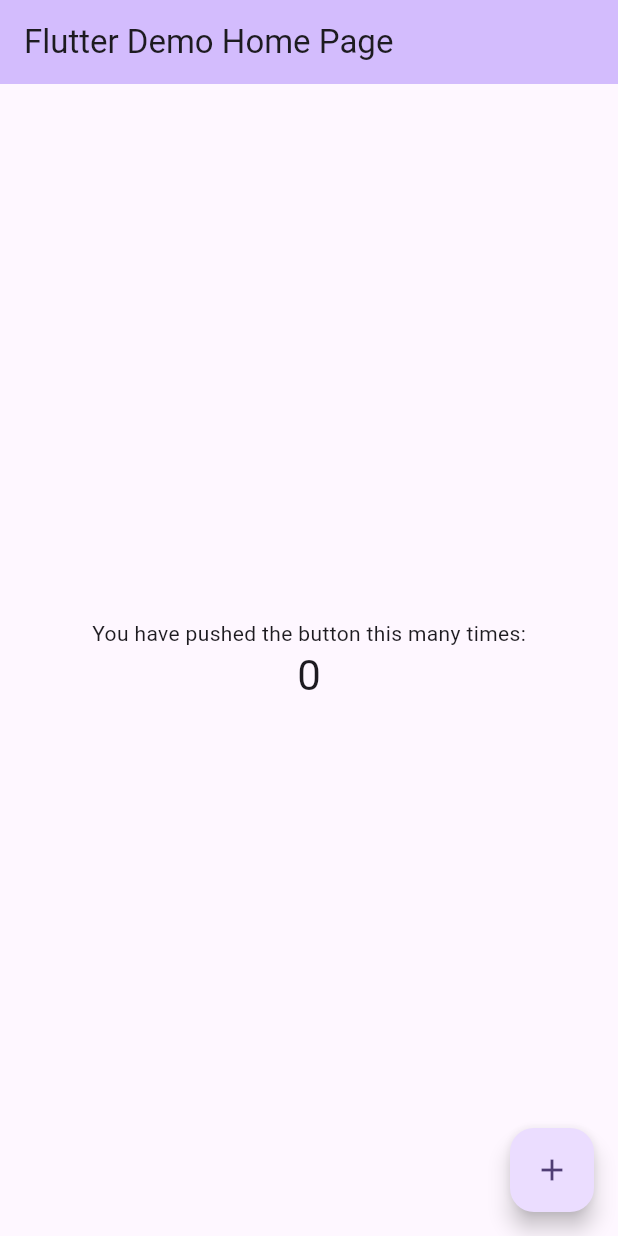
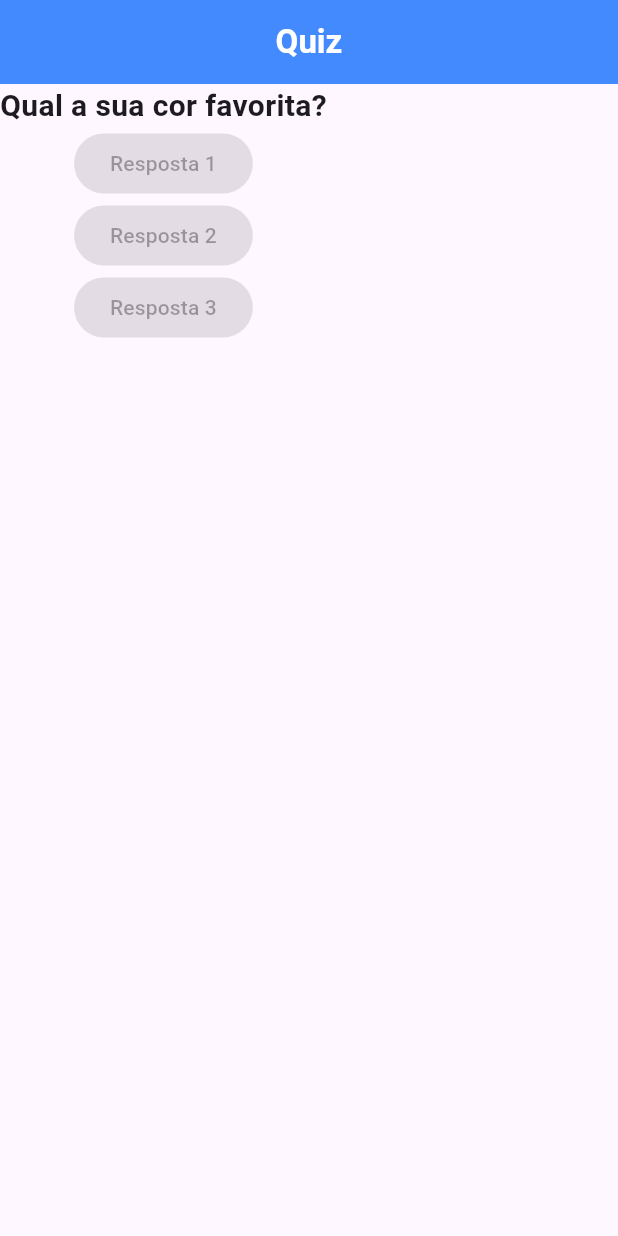
Before and after one commit to mateusalmeiida/quiz-flutter, a Flutter app: the screen it shows after launch, on a phone screen of 412 x 824 dp. Run offline on Flutter 3.47's test engine with Material 3 defaults, Android fonts, the phone set to English and light mode, and no system bars.

Commit message:
feat: adicionar barra de App e corpo inicial com pergunta e botões de resposta

```diff
--- a/lib/main.dart
+++ b/lib/main.dart
@@ -1,125 +1,45 @@
 import 'package:flutter/material.dart';
 
-void main() {
-  runApp(const MyApp());
+void main(){
+  runApp(PerguntaApp());
 }
 
-class MyApp extends StatelessWidget {
-  const MyApp({super.key});
+class PerguntaApp extends StatelessWidget {
+  const PerguntaApp({super.key});
 
-  // This widget is the root of your application.
   @override
-  Widget build(BuildContext context) {
+  Widget build(BuildContext context){
+    final List<String> perguntas = [
+      'Qual a sua cor favorita?',
+      'Qual o seu animal favorito',
+    ];
+
     return MaterialApp(
-      title: 'Flutter Demo',
-      theme: ThemeData(
-        // This is the theme of your application.
-        //
-        // TRY THIS: Try running your application with "flutter run". You'll see
-        // the application has a purple toolbar. Then, without quitting the app,
-        // try changing the seedColor in the colorScheme below to Colors.green
-        // and then invoke "hot reload" (save your changes or press the "hot
-        // reload" button in a Flutter-supported IDE, or press "r" if you used
-        // the command line to start the app).
-        //
-        // Notice that the counter didn't reset back to zero; the application
-        // state is not lost during the reload. To reset the state, use hot
-        // restart instead.
-        //
-        // This works for code too, not just values: Most code changes can be
-        // tested with just a hot reload.
-        colorScheme: ColorScheme.fromSeed(seedColor: Colors.deepPurple),
-        useMaterial3: true,
+      home: Scaffold(
+        appBar: AppBar(
+          centerTitle: true,
+          titleTextStyle: TextStyle(color: Colors.white, fontSize: 22, fontWeight: FontWeight.bold),
+          title: Text('Quiz',),
+          backgroundColor: Colors.blueAccent,
+        ),
+        body: Column(
+          children: [
+            Text(perguntas[0], style: TextStyle(fontSize: 20, fontWeight: FontWeight.bold)),
+            ElevatedButton(
+              onPressed: null,
+              child: Text('Resposta 1'),
+            ),
+            ElevatedButton(
+              onPressed: null,
+              child: Text('Resposta 2'),
+            ),
+            ElevatedButton(
+              onPressed: null,
+              child: Text('Resposta 3'),
+            ),
+          ],
+        )
       ),
-      home: const MyHomePage(title: 'Flutter Demo Home Page'),
     );
   }
 }
-
-class MyHomePage extends StatefulWidget {
-  const MyHomePage({super.key, required this.title});
-
-  // This widget is the home page of your application. It is stateful, meaning
-  // that it has a State object (defined below) that contains fields that affect
-  // how it looks.
-
-  // This class is the configuration for the state. It holds the values (in this
-  // case the title) provided by the parent (in this case the App widget) and
-  // used by the build method of the State. Fields in a Widget subclass are
-  // always marked "final".
-
-  final String title;
-
-  @override
-  State<MyHomePage> createState() => _MyHomePageState();
-}
-
-class _MyHomePageState extends State<MyHomePage> {
-  int _counter = 0;
-
-  void _incrementCounter() {
-    setState(() {
-      // This call to setState tells the Flutter framework that something has
-      // changed in this State, which causes it to rerun the build method below
-      // so that the display can reflect the updated values. If we changed
-      // _counter without calling setState(), then the build method would not be
-      // called again, and so nothing would appear to happen.
-      _counter++;
-    });
-  }
-
-  @override
-  Widget build(BuildContext context) {
-    // This method is rerun every time setState is called, for instance as done
-    // by the _incrementCounter method above.
-    //
-    // The Flutter framework has been optimized to make rerunning build methods
-    // fast, so that you can just rebuild anything that needs updating rather
-    // than having to individually change instances of widgets.
-    return Scaffold(
-      appBar: AppBar(
-        // TRY THIS: Try changing the color here to a specific color (to
-        // Colors.amber, perhaps?) and trigger a hot reload to see the AppBar
-        // change color while the other colors stay the same.
-        backgroundColor: Theme.of(context).colorScheme.inversePrimary,
-        // Here we take the value from the MyHomePage object that was created by
-        // the App.build method, and use it to set our appbar title.
-        title: Text(widget.title),
-      ),
-      body: Center(
-        // Center is a layout widget. It takes a single child and positions it
-        // in the middle of the parent.
-        child: Column(
-          // Column is also a layout widget. It takes a list of children and
-          // arranges them vertically. By default, it sizes itself to fit its
-          // children horizontally, and tries to be as tall as its parent.
-          //
-          // Column has various properties to control how it sizes itself and
-          // how it positions its children. Here we use mainAxisAlignment to
-          // center the children vertically; the main axis here is the vertical
-          // axis because Columns are vertical (the cross axis would be
-          // horizontal).
-          //
-          // TRY THIS: Invoke "debug painting" (choose the "Toggle Debug Paint"
-          // action in the IDE, or press "p" in the console), to see the
-          // wireframe for each widget.
-          mainAxisAlignment: MainAxisAlignment.center,
-          children: <Widget>[
-            const Text(
-              'You have pushed the button this many times:',
-            ),
-            Text(
-              '$_counter',
-              style: Theme.of(context).textTheme.headlineMedium,
-            ),
-          ],
-        ),
-      ),
-      floatingActionButton: FloatingActionButton(
-        onPressed: _incrementCounter,
-        tooltip: 'Increment',
-        child: const Icon(Icons.add),
-      ), // This trailing comma makes auto-formatting nicer for build methods.
-    );
-  }
-}
```
